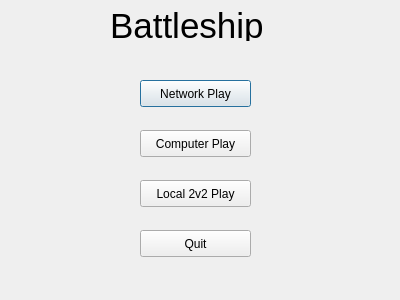
Before: the Qt Designer form untitled/InitialWindow.ui in rc2524/Battleship-game, drawn with Qt 5.
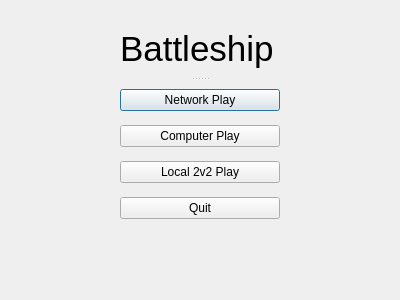
After: the same form once the commit is applied.

What changed in the file:
```diff
--- a/untitled/InitialWindow.ui
+++ b/untitled/InitialWindow.ui
@@ -13,54 +13,25 @@
   <property name="windowTitle">
    <string>BattleShip Game Lobby</string>
   </property>
-  <widget class="QPushButton" name="Network">
-   <property name="geometry">
-    <rect>
-     <x>140</x>
-     <y>80</y>
-     <width>111</width>
-     <height>27</height>
-    </rect>
+  <widget class="QSplitter" name="splitter">
+   <property name="enabled">
+    <bool>true</bool>
    </property>
-   <property name="text">
-    <string>Network Play</string>
-   </property>
-  </widget>
-  <widget class="QPushButton" name="Computer">
    <property name="geometry">
     <rect>
-     <x>140</x>
-     <y>130</y>
-     <width>111</width>
-     <height>27</height>
+     <x>120</x>
+     <y>20</y>
+     <width>160</width>
+     <height>211</height>
     </rect>
    </property>
-   <property name="text">
-    <string>Computer Play</string>
+   <property name="orientation">
+    <enum>Qt::Vertical</enum>
    </property>
-  </widget>
-  <widget class="QPushButton" name="Local2">
-   <property name="geometry">
-    <rect>
-     <x>140</x>
-     <y>180</y>
-     <width>111</width>
-     <height>27</height>
-    </rect>
+   <property name="opaqueResize">
+    <bool>false</bool>
    </property>
-   <property name="text">
-    <string>Local 2v2 Play</string>
-   </property>
-  </widget>
   <widget class="QLabel" name="GameLogo">
-   <property name="geometry">
-    <rect>
-     <x>110</x>
-     <y>10</y>
-     <width>171</width>
-     <height>31</height>
-    </rect>
-   </property>
    <property name="font">
     <font>
      <pointsize>26</pointsize>
@@ -70,18 +41,38 @@
     <string>Battleship</string>
    </property>
   </widget>
+   <widget class="QWidget" name="layoutWidget">
+    <layout class="QVBoxLayout" name="ButtonSplit">
+     <item>
+      <widget class="QPushButton" name="Network">
+       <property name="text">
+        <string>Network Play</string>
+       </property>
+      </widget>
+     </item>
+     <item>
+      <widget class="QPushButton" name="Computer">
+       <property name="text">
+        <string>Computer Play</string>
+       </property>
+      </widget>
+     </item>
+     <item>
+      <widget class="QPushButton" name="Local2">
+       <property name="text">
+        <string>Local 2v2 Play</string>
+       </property>
+      </widget>
+     </item>
+     <item>
   <widget class="QPushButton" name="ExitButton">
-   <property name="geometry">
-    <rect>
-     <x>140</x>
-     <y>230</y>
-     <width>111</width>
-     <height>27</height>
-    </rect>
-   </property>
    <property name="text">
     <string>Quit</string>
    </property>
+      </widget>
+     </item>
+    </layout>
+   </widget>
   </widget>
  </widget>
  <resources/>
```
Lines whose indentation alone changed are shown as unchanged.
